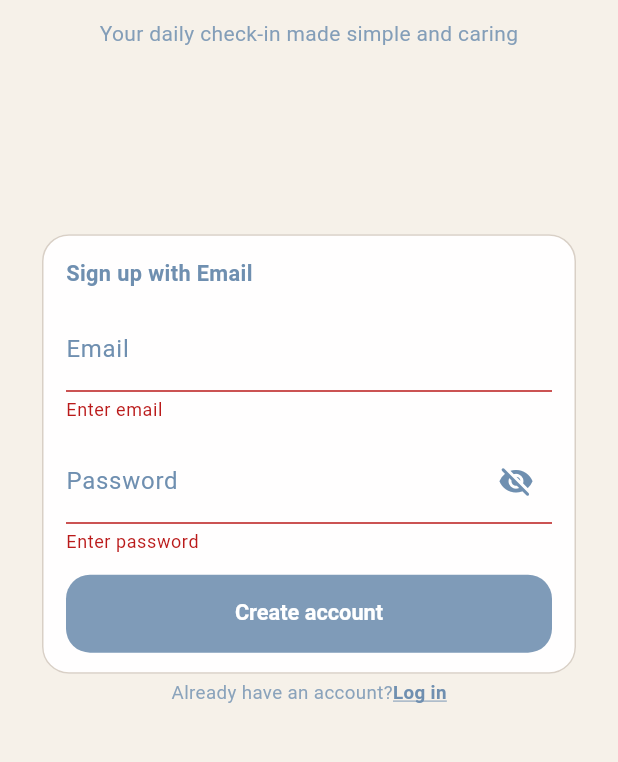
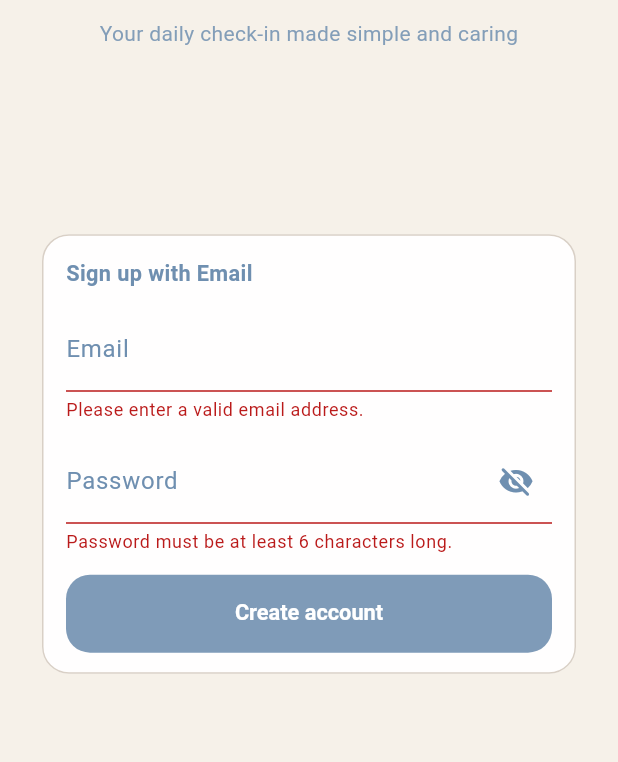
Before and after one commit to ArmanBayatmaku/MoodMate, a Flutter app: the AuthScreen screen opened directly with empty values, after a tap on "Create account", on a phone screen of 412 x 824 dp, the part 455-1217 px from its top. Run offline on Flutter 3.47's test engine with Material 3 defaults, Android fonts, the phone set to English and light mode, and no system bars; our stand-ins replace cloud_firestore, firebase_auth, firebase_core, firebase_storage; accounts and stored records are empty.

Commit message:
added user creation/authentication. add login check and app screens

```diff
--- a/moodmate/lib/main.dart
+++ b/moodmate/lib/main.dart
@@ -1,7 +1,13 @@
 import 'package:flutter/material.dart';
 import 'package:moodmate/screens/auth_method.dart';
+import 'package:firebase_core/firebase_core.dart';
+import 'firebase_options.dart';
 
-void main() {
+void main() async {
+  WidgetsFlutterBinding.ensureInitialized();
+  await Firebase.initializeApp(
+    options: DefaultFirebaseOptions.currentPlatform,
+  );
   runApp(const App());
 }
 
--- a/moodmate/lib/screens/auth.dart
+++ b/moodmate/lib/screens/auth.dart
@@ -1,4 +1,9 @@
 import 'package:flutter/material.dart';
+import 'package:firebase_auth/firebase_auth.dart';
+import 'package:cloud_firestore/cloud_firestore.dart';
+import 'package:firebase_storage/firebase_storage.dart';
+
+final _firebase = FirebaseAuth.instance;
 
 class AuthScreen extends StatefulWidget {
   const AuthScreen({
@@ -14,31 +19,56 @@ class AuthScreen extends StatefulWidget {
 
 class _AuthScreenState extends State<AuthScreen> {
   final _formKey = GlobalKey<FormState>();
-  final _emailCtrl = TextEditingController();
-  final _passwordCtrl = TextEditingController();
 
-  bool _isSubmitting = false;
   bool _obscure = true;
 
-  @override
-  void dispose() {
-    _emailCtrl.dispose();
-    _passwordCtrl.dispose();
-    super.dispose();
-  }
+  var _enteredEmail = '';
+  var _enteredPassword = '';
+  var _isAuthenticating = false;
 
-  Future<void> _submit() async {
-    final ok = _formKey.currentState?.validate() ?? false;
-    if (!ok) return;
+  void _submit() async {
+    final isValid = _formKey.currentState!.validate();
 
-    FocusScope.of(context).unfocus();
+    if (!isValid) {
+      return;
+    }
 
-    setState(() => _isSubmitting = true);
+    _formKey.currentState!.save();
+
     try {
-      // TODO: Call your auth logic here
-      // e.g. await AuthService.signIn(_emailCtrl.text, _passwordCtrl.text);
-    } finally {
-      if (mounted) setState(() => _isSubmitting = false);
+      setState(() {
+        _isAuthenticating = true;
+      });
+      if (widget.isLogin) {
+        final userCredentials = await _firebase.signInWithEmailAndPassword(
+          email: _enteredEmail,
+          password: _enteredPassword,
+        );
+      } else {
+        final userCredentials = await _firebase.createUserWithEmailAndPassword(
+          email: _enteredEmail,
+          password: _enteredPassword,
+        );
+
+        //await FirebaseFirestore.instance
+        //    .collection('users')
+        //    .doc(userCredentials.user!.uid)
+        //    .set({
+        //      'email': _enteredEmail,
+        //    });
+      }
+    } on FirebaseAuthException catch (error) {
+      print(error);
+      if (error.code == 'email-already-in-use') {}
+      ScaffoldMessenger.of(context).clearSnackBars();
+      ScaffoldMessenger.of(context).showSnackBar(
+        SnackBar(
+          content: Text(error.message ?? 'Authentication failed.'),
+        ),
+      );
+      setState(() {
+        _isAuthenticating = false;
+      });
     }
   }
 
@@ -172,7 +202,6 @@ class _AuthScreenState extends State<AuthScreen> {
                                             const SizedBox(height: 12),
 
                                             TextFormField(
-                                              controller: _emailCtrl,
                                               keyboardType:
                                                   TextInputType.emailAddress,
                                               textInputAction:
@@ -207,26 +236,26 @@ class _AuthScreenState extends State<AuthScreen> {
                                                           ),
                                                     ),
                                               ),
-                                              validator: (v) {
-                                                final s = (v ?? "").trim();
-                                                if (s.isEmpty)
-                                                  return "Enter email";
-                                                if (!s.contains('@')) {
-                                                  return "Enter a valid email";
+                                              validator: (value) {
+                                                if (value == null ||
+                                                    value.trim().isEmpty ||
+                                                    !value.contains('@')) {
+                                                  return 'Please enter a valid email address.';
                                                 }
                                                 return null;
+                                              },
+                                              onSaved: (value) {
+                                                _enteredEmail = value!;
                                               },
                                             ),
 
                                             const SizedBox(height: 12),
 
                                             TextFormField(
-                                              controller: _passwordCtrl,
                                               obscureText: _obscure,
                                               textInputAction:
                                                   TextInputAction.done,
-                                              onFieldSubmitted: (_) =>
-                                                  _submit(),
+                                              //onFieldSubmitted: (){},
                                               decoration: InputDecoration(
                                                 labelText: "Password",
                                                 labelStyle: TextStyle(
@@ -270,15 +299,15 @@ class _AuthScreenState extends State<AuthScreen> {
                                                   ),
                                                 ),
                                               ),
-                                              validator: (v) {
-                                                final s = (v ?? "");
-                                                if (s.isEmpty) {
-                                                  return "Enter password";
-                                                }
-                                                if (s.length < 6) {
-                                                  return "Min 6 characters";
+                                              validator: (value) {
+                                                if (value == null ||
+                                                    value.trim().length < 6) {
+                                                  return 'Password must be at least 6 characters long.';
                                                 }
                                                 return null;
+                                              },
+                                              onSaved: (value) {
+                                                _enteredPassword = value!;
                                               },
                                             ),
 
@@ -287,9 +316,7 @@ class _AuthScreenState extends State<AuthScreen> {
                                             SizedBox(
                                               height: 52,
                                               child: ElevatedButton(
-                                                onPressed: _isSubmitting
-                                                    ? null
-                                                    : _submit,
+                                                onPressed: _submit,
                                                 style: ElevatedButton.styleFrom(
                                                   backgroundColor: primaryBlue,
                                                   foregroundColor: Colors.white,
@@ -305,7 +332,7 @@ class _AuthScreenState extends State<AuthScreen> {
                                                     fontWeight: FontWeight.w600,
                                                   ),
                                                 ),
-                                                child: _isSubmitting
+                                                child: _isAuthenticating
                                                     ? const SizedBox(
                                                         height: 18,
                                                         width: 18,
@@ -326,41 +353,6 @@ class _AuthScreenState extends State<AuthScreen> {
                                       ),
                                     ),
                                   ),
-                                  Row(
-                                    mainAxisAlignment: MainAxisAlignment.center,
-                                    children: [
-                                      Text(
-                                        widget.isLogin
-                                            ? 'Not on our app yet? '
-                                            : 'Already have an account?',
-                                        style: TextStyle(
-                                          color: textBlue.withOpacity(0.8),
-                                          fontSize: 12.5,
-                                        ),
-                                      ),
-                                      InkWell(
-                                        onTap: () {
-                                          setState(() {
-                                            //widget.isLogin = !widget.isLogin;
-                                          });
-                                        }, // keep empty
-                                        child: Text(
-                                          widget.isLogin
-                                              ? 'Create account'
-                                              : 'Log in',
-                                          style: TextStyle(
-                                            color: textBlue,
-                                            fontSize: 12.5,
-                                            fontWeight: FontWeight.w600,
-                                            decoration:
-                                                TextDecoration.underline,
-                                            decorationColor: textBlue,
-                                          ),
-                                        ),
-                                      ),
-                                    ],
-                                  ),
-
                                   const Spacer(flex: 2),
                                   const SizedBox(height: 18),
                                 ],
--- a/moodmate/pubspec.yaml
+++ b/moodmate/pubspec.yaml
@@ -34,6 +34,10 @@ dependencies:
   # The following adds the Cupertino Icons font to your application.
   # Use with the CupertinoIcons class for iOS style icons.
   cupertino_icons: ^1.0.8
+  firebase_auth: ^6.1.3
+  cloud_firestore: ^6.1.1
+  firebase_storage: ^13.0.5
+  firebase_core: ^4.3.0
 
 dev_dependencies:
   flutter_test:
```
Also changed, not shown: moodmate/firebase.json (added), moodmate/lib/firebase_options.dart (added), moodmate/pubspec.lock, 15 other files.
